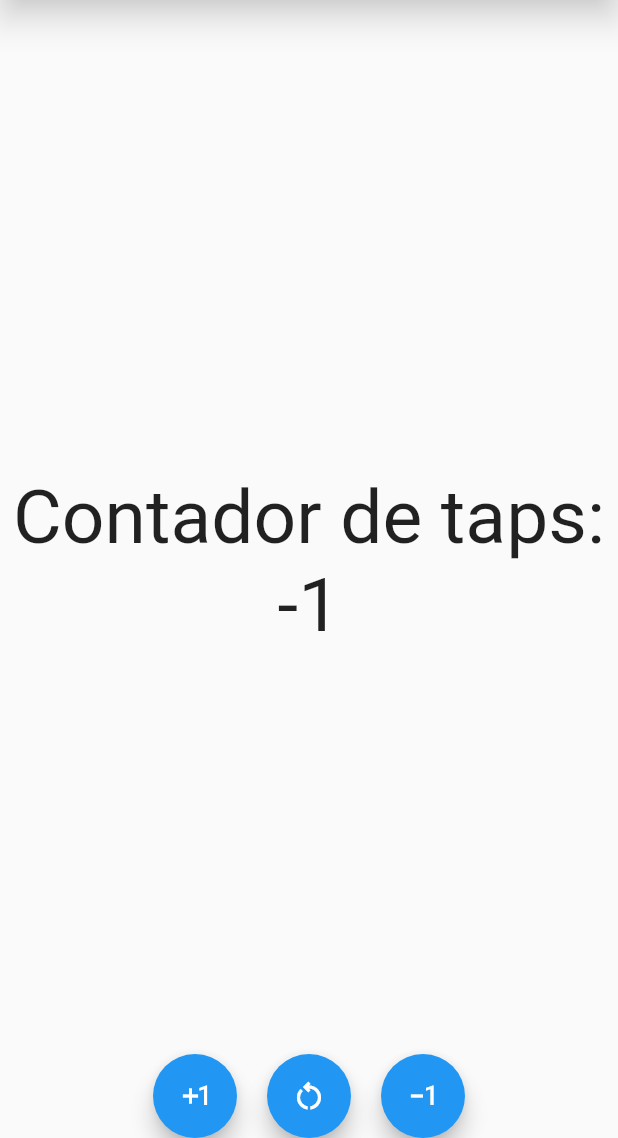
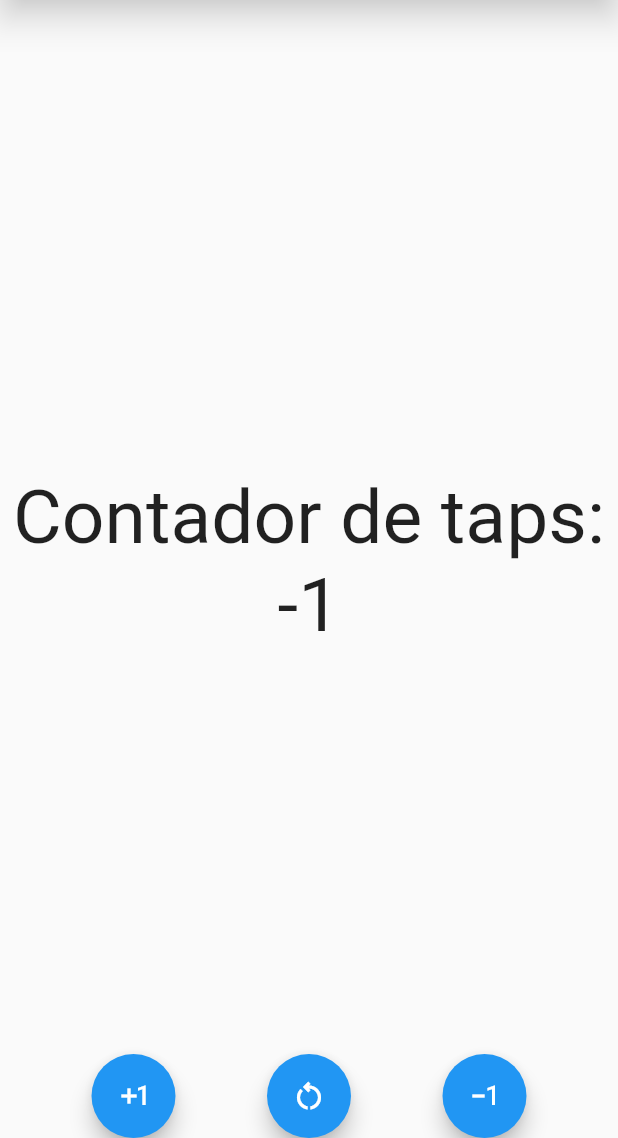
Before and after one commit to Coihue555/flutter-practicas, a Flutter app: the screen it shows after launch, after a tap on the "exposure plus 1" icon, after a tap on the "restart alt" icon, after a tap on the "exposure minus 1" icon, on a phone screen of 412 x 824 dp, the part 98-1236 px from its top. Run offline on Flutter 3.47's test engine with Material 2 defaults, Android fonts, the phone set to English and light mode, and no system bars.

Commit message:
contador terminado

```diff
--- a/lib/screens/counter_screen.dart
+++ b/lib/screens/counter_screen.dart
@@ -10,6 +10,29 @@ class CounterScreen extends StatefulWidget{
 
 class _CounterScreenState extends State<CounterScreen> {
   int counter = 10;
+
+void increase(){
+  counter++;
+  setState(() {
+
+  });
+}
+
+void decrease(){
+  counter--;
+  setState(() {
+
+  });
+}
+
+void zero(){
+  counter=0;
+  setState(() {
+
+  });
+}
+
+
   @override
   Widget build(BuildContext context) {
 
@@ -31,46 +54,48 @@ const fontSize30 = TextStyle(fontSize: 50);
           ),
       ),
       floatingActionButtonLocation: FloatingActionButtonLocation.centerDocked ,
-      floatingActionButton: Row(
-        mainAxisAlignment: MainAxisAlignment.center,
-        children: [
-          FloatingActionButton(
-            child: const Icon(Icons.exposure_plus_1_outlined),
-            onPressed: (){
-              counter++;
-              setState(() {
-
-              });
-
-            }),
-
-            const SizedBox(width: 20),
-
-            FloatingActionButton(
-            child: const Icon(Icons.restart_alt_outlined),
-            onPressed: (){
-              counter=0;
-              setState(() {
-
-              });
-
-            }),
-
-            const SizedBox(width: 20),
-
-            FloatingActionButton(
-            child: const Icon(Icons.exposure_minus_1_outlined),
-            onPressed: (){
-              counter--;
-              setState(() {
-
-              });
-
-            }),
-        ],
-      ),
+      floatingActionButton: CustomFloatingActions(increaseFn: increase, decreaseFn: decrease, zeroFn: zero,),
     );
 
 
   }
 }
+
+class CustomFloatingActions extends StatelessWidget {
+
+final Function increaseFn;
+final Function decreaseFn;
+final Function zeroFn;
+
+  const CustomFloatingActions({
+    Key? key,
+    required this.increaseFn,
+    required this.decreaseFn,
+    required this.zeroFn,
+  }) : super(key: key);
+
+  @override
+  Widget build(BuildContext context) {
+    return Row(
+      mainAxisAlignment: MainAxisAlignment.spaceEvenly,
+      children: [
+        FloatingActionButton(
+          child: const Icon(Icons.exposure_plus_1_outlined),
+          onPressed: () => increaseFn(),
+         ),
+
+
+          FloatingActionButton(
+          child: const Icon(Icons.restart_alt_outlined),
+          onPressed: () => zeroFn(),
+          ),
+
+
+          FloatingActionButton(
+          child: const Icon(Icons.exposure_minus_1_outlined),
+          onPressed: () => decreaseFn(),
+          ),
+      ],
+    );
+  }
+}
```
